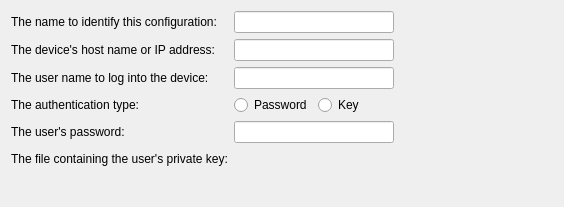
Qt form src/plugins/remotelinux/genericlinuxdeviceconfigurationwizardsetuppage.ui (qt-creator/qt-creator) before a commit.
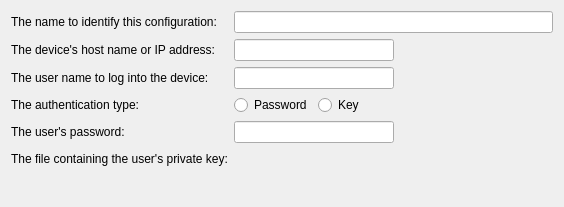
The same form after that commit. Custom widgets are drawn as their Qt base class.

Commit message:
RemoteLinux: Allow more space for device configuration names...
... in the wizard page.

```diff
--- a/src/plugins/remotelinux/genericlinuxdeviceconfigurationwizardsetuppage.ui
+++ b/src/plugins/remotelinux/genericlinuxdeviceconfigurationwizardsetuppage.ui
@@ -26,19 +26,6 @@
      <item>
       <widget class="QLineEdit" name="nameLineEdit"/>
      </item>
-     <item>
-      <spacer name="horizontalSpacer_5">
-       <property name="orientation">
-        <enum>Qt::Horizontal</enum>
-       </property>
-       <property name="sizeHint" stdset="0">
-        <size>
-         <width>40</width>
-         <height>20</height>
-        </size>
-       </property>
-      </spacer>
-     </item>
     </layout>
    </item>
    <item row="1" column="0">
```
Left out of the diff: 2 changed lines with no effect on the pictures.
